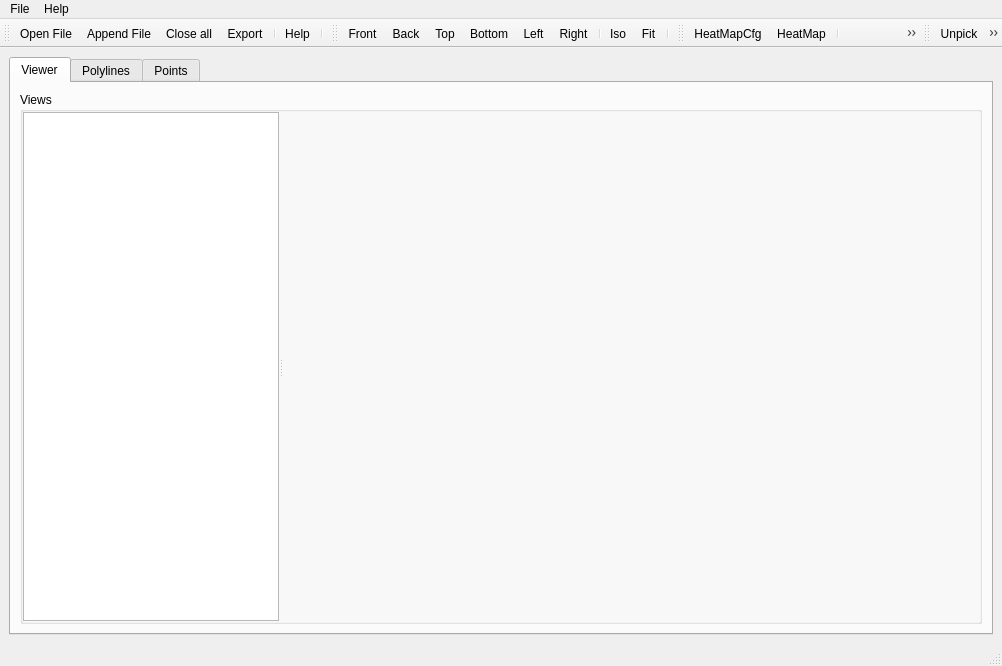
Before: the Qt Designer form i3viewer/i3mainWindow.ui in hubergilt/i3viewer, drawn with Qt 5.
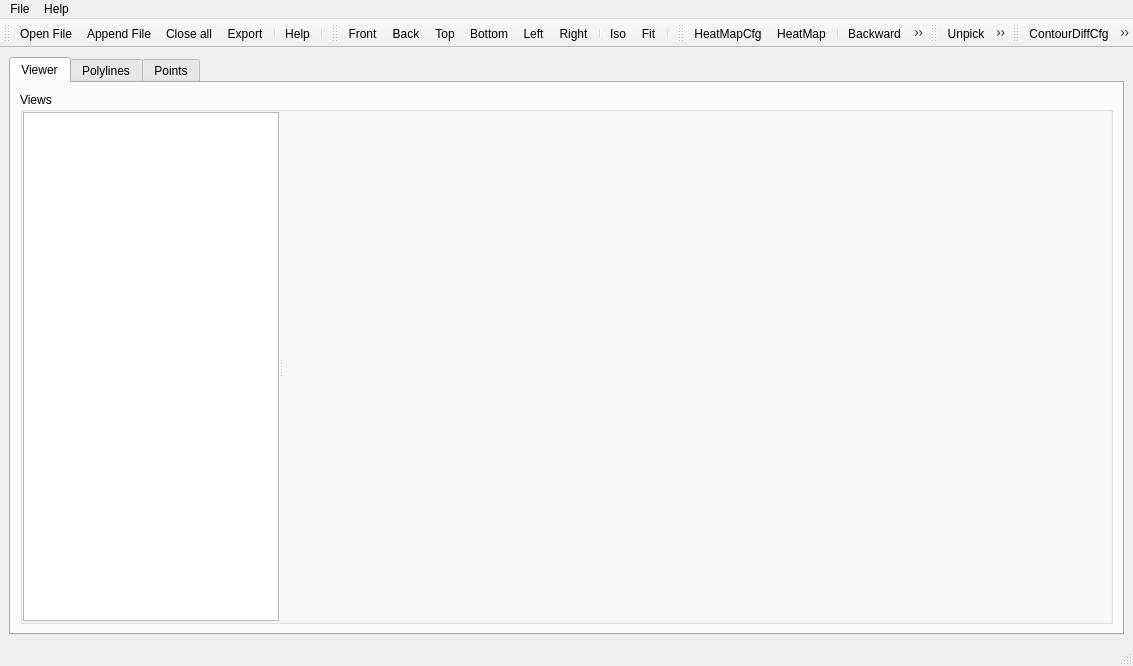
After: the same form once the commit is applied. Icons and pictures are not drawn. Custom widgets are drawn as their Qt base class.

Commit message: Add contour difference dialog

The edit to the form file:
```diff
--- a/i3viewer/i3mainWindow.ui
+++ b/i3viewer/i3mainWindow.ui
@@ -6,7 +6,7 @@
    <rect>
     <x>0</x>
     <y>0</y>
-    <width>1002</width>
+    <width>1133</width>
     <height>666</height>
    </rect>
   </property>
@@ -139,8 +139,8 @@
     <rect>
      <x>0</x>
      <y>0</y>
-     <width>1002</width>
-     <height>24</height>
+     <width>1133</width>
+     <height>28</height>
     </rect>
    </property>
    <widget class="QMenu" name="menuFile">
@@ -251,6 +251,24 @@
    <addaction name="actionSurfaceCfg"/>
    <addaction name="separator"/>
   </widget>
+  <widget class="QToolBar" name="contourdiffToolBar">
+   <property name="windowTitle">
+    <string>Contour Diff Tool Bar</string>
+   </property>
+   <attribute name="toolBarArea">
+    <enum>TopToolBarArea</enum>
+   </attribute>
+   <attribute name="toolBarBreak">
+    <bool>false</bool>
+   </attribute>
+   <addaction name="contourDiffCfg"/>
+   <addaction name="actionContourDiff"/>
+   <addaction name="separator"/>
+   <addaction name="separator"/>
+   <addaction name="contourDiffBackward"/>
+   <addaction name="contourDiffPeriod"/>
+   <addaction name="contourDiffForward"/>
+  </widget>
   <action name="actionOpenFile">
    <property name="enabled">
     <bool>true</bool>
@@ -594,6 +612,65 @@
     <string>About...</string>
    </property>
   </action>
+  <action name="contourDiffCfg">
+   <property name="icon">
+    <iconset resource="icons.qrc">
+     <normaloff>:/icons/contourdiffcfg.svg</normaloff>:/icons/contourdiffcfg.svg</iconset>
+   </property>
+   <property name="text">
+    <string>ContourDiffCfg</string>
+   </property>
+   <property name="toolTip">
+    <string>Contour Diff Configuration</string>
+   </property>
+  </action>
+  <action name="actionContourDiff">
+   <property name="checkable">
+    <bool>true</bool>
+   </property>
+   <property name="icon">
+    <iconset resource="icons.qrc">
+     <normaloff>:/icons/contourdiff.svg</normaloff>:/icons/contourdiff.svg</iconset>
+   </property>
+   <property name="text">
+    <string>ContourDiff</string>
+   </property>
+   <property name="toolTip">
+    <string>Active Contour Diff</string>
+   </property>
+  </action>
+  <action name="contourDiffBackward">
+   <property name="icon">
+    <iconset resource="icons.qrc">
+     <normaloff>:/icons/backward.svg</normaloff>:/icons/backward.svg</iconset>
+   </property>
+   <property name="text">
+    <string>Backward</string>
+   </property>
+   <property name="toolTip">
+    <string>Backward Period</string>
+   </property>
+  </action>
+  <action name="contourDiffPeriod">
+   <property name="text">
+    <string>P: 0/0</string>
+   </property>
+   <property name="toolTip">
+    <string>Period Value</string>
+   </property>
+  </action>
+  <action name="contourDiffForward">
+   <property name="icon">
+    <iconset resource="icons.qrc">
+     <normaloff>:/icons/forward.svg</normaloff>:/icons/forward.svg</iconset>
+   </property>
+   <property name="text">
+    <string>Forward</string>
+   </property>
+   <property name="toolTip">
+    <string>Forward Period</string>
+   </property>
+  </action>
  </widget>
  <customwidgets>
   <customwidget>
```
The commit also changes 8 other files.
